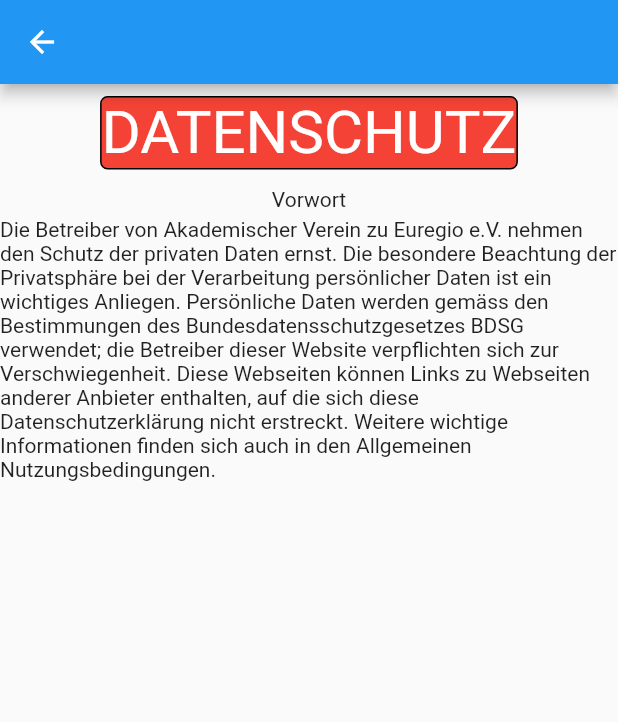
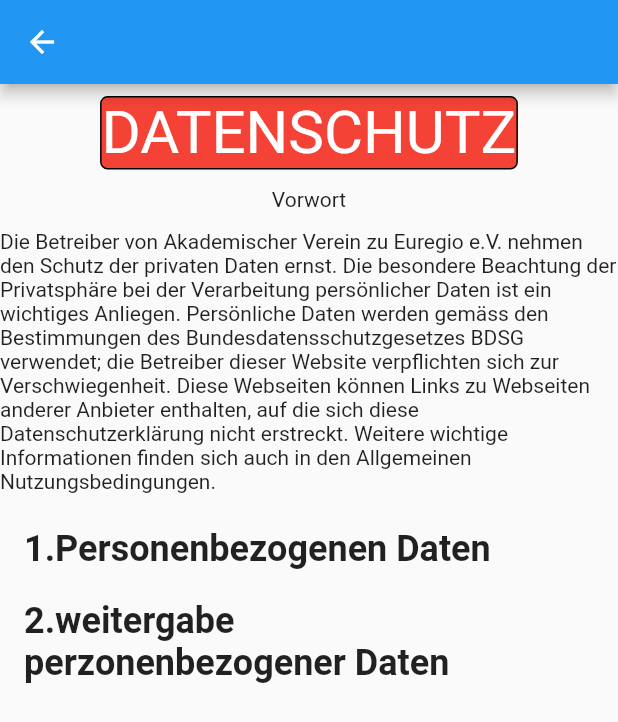
Before and after one commit to emircaglar/campus, a Flutter app: the Datenschutz screen opened directly, on a phone screen of 412 x 824 dp. Shown: the top 722 px of the screen. Run offline on Flutter 3.47's test engine with Material 2 defaults, Android fonts, the phone set to English and light mode, and no system bars; our stand-ins replace webview_flutter.

Commit message:
verein neu datenschutz1

```diff
--- a/lib/datenschutz.dart
+++ b/lib/datenschutz.dart
@@ -7,30 +7,79 @@ class Datenschutz extends StatelessWidget {
   @override
   Widget build(BuildContext context) {
     return Scaffold(
-      appBar: AppBar(
+      appBar: AppBar(),
+      body: SingleChildScrollView(
 
-      ),
-      body: Column(
+        child: Column(
           children: [
             Padding(
                 padding: const EdgeInsets.all(8.0),
                 child: Center(
                   child: Container(
-                decoration: BoxDecoration(color: Colors.red,borderRadius: BorderRadius.circular(5),
-
+                    decoration: BoxDecoration(
+                        color: Colors.red,
+                        borderRadius: BorderRadius.circular(5),
                         border: Border.all()),
-
-                child:Text("DATENSCHUTZ",style: TextStyle(color: Colors.white,fontSize: 40),),
+                    child: Text(
+                      "DATENSCHUTZ",
+                      style: TextStyle(color: Colors.white, fontSize: 40),
                     ),
-            )
+                  ),
+                )),
+            Padding(
+              padding: const EdgeInsets.all(4.0),
+              child: Text(
+                "Vorwort",
+                textAlign: TextAlign.start,
+              ),
             ),
             Padding(
-            padding: const EdgeInsets.all(4.0),
+              padding: const EdgeInsets.symmetric(vertical: 8.0),
+              child: Container(
 
-            child: Text("Vorwort"),
+                child: Text(
+                    "Die Betreiber von Akademischer Verein zu Euregio e.V. nehmen den Schutz der privaten Daten ernst. Die besondere Beachtung der Privatsphäre bei der Verarbeitung persönlicher Daten ist ein wichtiges Anliegen. Persönliche Daten werden gemäss den Bestimmungen des Bundesdatensschutzgesetzes BDSG verwendet; die Betreiber dieser Website verpflichten sich zur Verschwiegenheit. Diese Webseiten können Links zu Webseiten anderer Anbieter enthalten, auf die sich diese Datenschutzerklärung nicht erstreckt. Weitere wichtige Informationen finden sich auch in den Allgemeinen Nutzungsbedingungen."),
              ),
-          Text("Die Betreiber von Akademischer Verein zu Euregio e.V. nehmen den Schutz der privaten Daten ernst. Die besondere Beachtung der Privatsphäre bei der Verarbeitung persönlicher Daten ist ein wichtiges Anliegen. Persönliche Daten werden gemäss den Bestimmungen des Bundesdatensschutzgesetzes BDSG verwendet; die Betreiber dieser Website verpflichten sich zur Verschwiegenheit. Diese Webseiten können Links zu Webseiten anderer Anbieter enthalten, auf die sich diese Datenschutzerklärung nicht erstreckt. Weitere wichtige Informationen finden sich auch in den Allgemeinen Nutzungsbedingungen."),
+            ),
+            Column(
+              children: [
+
+                Container(
+
+                  child: ExpansionTile(
+                    trailing: Text(""),
+                    title: Text("1.Personenbezogenen Daten",
+                        textAlign: TextAlign.start,
+                        style:
+                            TextStyle(fontSize: 24, fontWeight: FontWeight.bold)),
+                    children: [
+                      Text(
+                          'Personenbezogene Daten sind Informationen, die dazu genutzt werden können, die Identität zu erfahren. Darunter fallen Informationen wie richtiger Name, Adresse, Postanschrift, Telefonnummer. Informationen, die nicht direkt mit der wirklichen Identität in Verbindung gebracht werden (wie zum Beispiel favorisierte Webseiten oder Anzahl der Nutzer einer Site) fallen nicht darunter.'
+                          'Man kann unser Online-Angebot grundsätzlich ohne Offenlegung der Identität nutzen. Wenn man sich für eine Registrierung entscheidet, sich also als Mitglied (registrierter Benutzer) anmeldet, kann man im individuellen Benutzerprofil persönlichen Informationen hinterlegen. Es unterliegt der freien Entscheidung, ob diese Daten eingegeben werden. Da versucht wird, für eine Nutzung des Angebots so wenig wie möglich personenbezogene Daten zu erheben, reicht für eine Registrierung die Angabe eines Namens – unter dem man als Mitglied geführt wird und der nicht mit dem realen Namen übereinstimmen muss – und die Angabe der E-Mail-Adresse, an die das Kennwort geschickt wird, aus. In Verbindung mit dem Zugriff auf unsere Seiten werden serverseitig Daten (zum Beispiel IP-Adresse, Datum, Uhrzeit und betrachtete Seiten) gespeichert. Es findet keine personenbezogene Verwertung statt. Die statistische Auswertung anonymisierter Datensätze bleibt vorbehalten.'
+                          'Wir nutzen die persönlichen Daten zu Zwecken der technischen Administration der Webseiten und zur Kundenverwaltung nur im jeweils dafür erforderlichen Umfang. Darüber hinaus werden persönliche Daten nur dann gespeichert, wenn diese freiwillig angegeben werden.'),
                     ],
+                  ),
+                ),
+
+                Container(
+
+                  child: ExpansionTile(
+                    trailing: Text(""),
+                    title: Text("2.weitergabe perzonenbezogener Daten",
+                        textAlign: TextAlign.start,
+                        style:
+                        TextStyle(fontSize: 24, fontWeight: FontWeight.bold)),
+                    children: [
+                      Text(
+                          'Wir verwenden personenbezogene Informationen nur für diese Webseite. Wir geben die Informationen nicht ohne ausdrückliches Einverständnis an Dritte weiter. Sollten im Rahmen der Auftragsdatenverarbeitung Daten an Dienstleister weitergegeben werden, so sind diese an das Bundesdatenschutzgesetz BDSG, andere gesetzliche Vorschriften und an diese Privacy Policy gebunden.'
+                  'Erhebungen bzw. Übermittlungen persönlicher Daten an staatliche Einrichtungen und Behörden erfolgen nur im Rahmen zwingender Rechtsvorschriften.'),
+                    ],
+                  ),
+                ),
+              ],
+            ),
+          ],
+        ),
       ),
     );
   }
```
Lines whose indentation alone changed are shown as unchanged.
